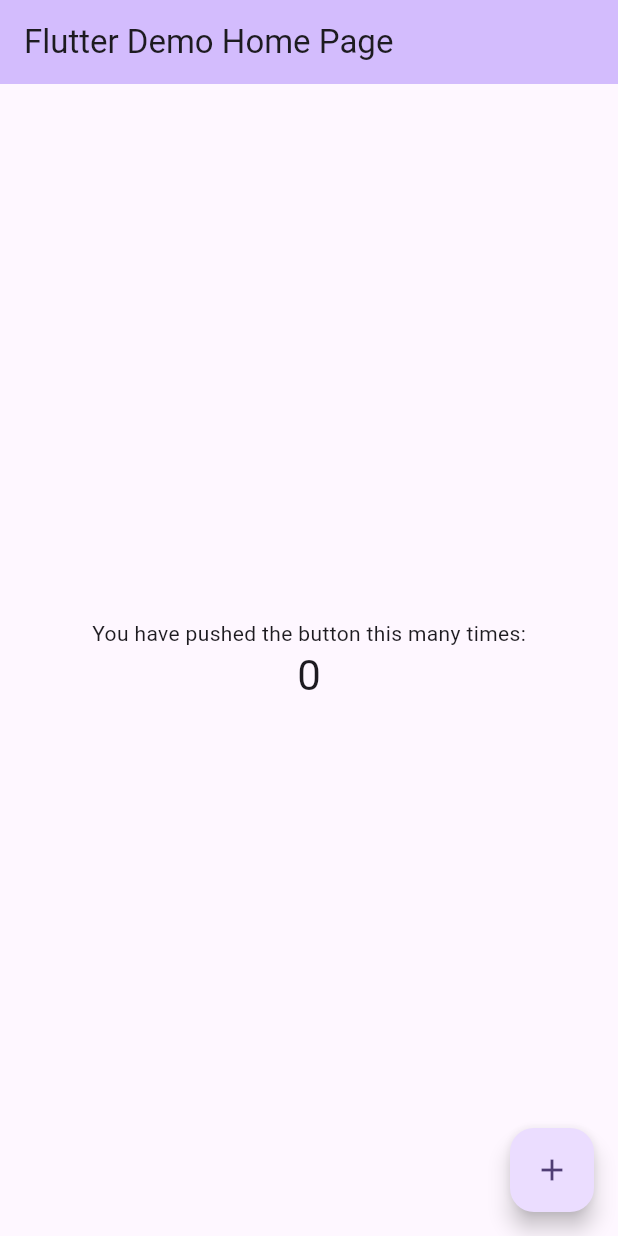
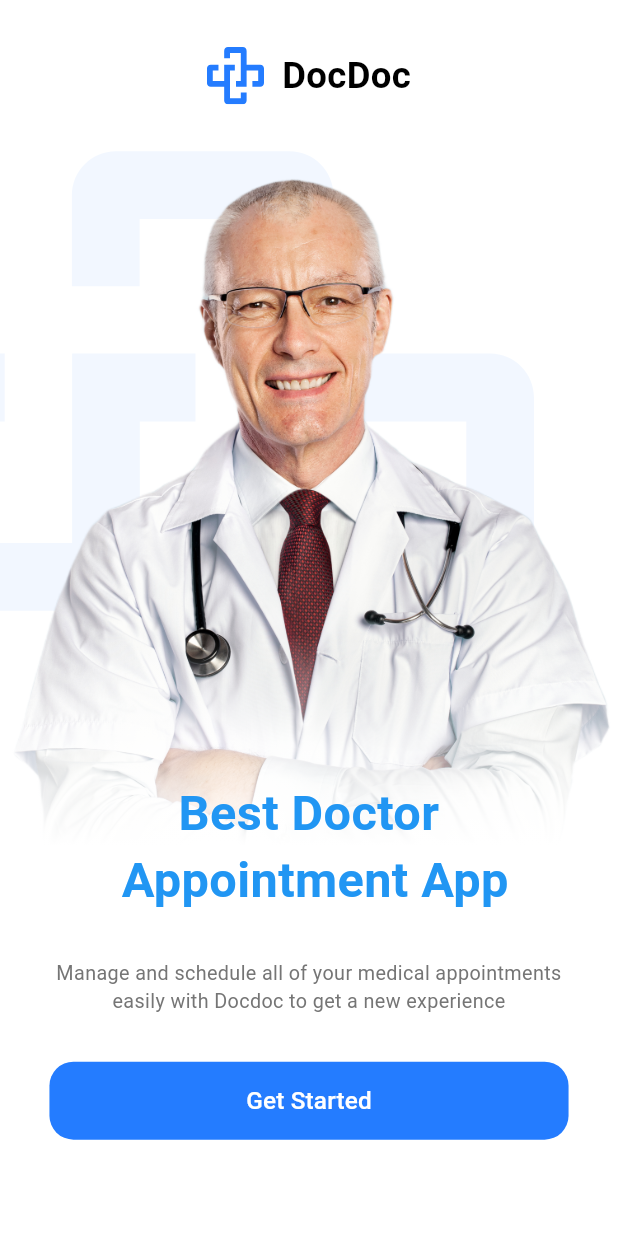
Before and after one commit to Beshoynoshykamal/doc_doc, a Flutter app: the screen it shows after launch, on a phone screen of 412 x 824 dp. Run offline on Flutter 3.47's test engine with Material 3 defaults, Android fonts, the phone set to English and light mode, and no system bars; our stand-ins replace flutter_screenutil, flutter_svg.

Commit message:
onboarding

```diff
--- /dev/null
+++ b/devtools_options.yaml
@@ -0,0 +1,3 @@
+description: This file stores settings for Dart & Flutter DevTools.
+documentation: https://docs.flutter.dev/tools/devtools/extensions#configure-extension-enablement-states
+extensions:
--- /dev/null
+++ b/lib/core/helper/extensions.dart
@@ -0,0 +1,19 @@
+import 'package:flutter/material.dart';
+
+extension Navigation on BuildContext{
+Future <dynamic>pushNamed(String routeName,{Object? arguments}){
+  return  Navigator.of(this).pushNamed( routeName,arguments: arguments);
+}
+Future <dynamic>pushReplacementNamed(String routeName,{Object? arguments}){
+  return Navigator.of(this).pushReplacementNamed( routeName,arguments: arguments);
+}
+
+Future <dynamic>pushAndRemoveUntil(String routeName,{Object? arguments,required RoutePredicate predicate}){
+  return  Navigator.of(this).pushNamedAndRemoveUntil( routeName,predicate, arguments: arguments);
+
+}
+
+void pop(){
+  return Navigator.of(this).pop();
+}
+}
--- /dev/null
+++ b/lib/core/routing/app_router.dart
@@ -0,0 +1,22 @@
+import 'package:doc_doc/core/routing/routes.dart';
+import 'package:doc_doc/features/login/ui/login_screen.dart';
+import 'package:doc_doc/features/onboarding/onbording_screen.dart';
+import 'package:flutter/material.dart';
+
+class AppRouter {
+  Route generateroute(RouteSettings settings) {
+   final arguments=settings.arguments;
+    switch(settings.name) {
+      case Routes.onBoardingScreen:
+        return MaterialPageRoute(builder: (context) => const OnbordingScreen());
+        case Routes.loginScreen:
+        return MaterialPageRoute(builder: (context) => const LoginScreen());
+      default:
+        return MaterialPageRoute(builder: (context) =>  Scaffold(
+          body: Center(
+            child: Text('No route defined for ${settings.name}'),
+          ),
+        ));
+    }
+  }
+}
--- /dev/null
+++ b/lib/core/routing/routes.dart
@@ -0,0 +1,5 @@
+class Routes {
+  static const String onBoardingScreen = "/onBoardingScreen";
+  static const String loginScreen = "/loginScreen";
+  static const String homeScreen = "/homeScreen";
+}
--- /dev/null
+++ b/lib/core/theming/colors.dart
@@ -0,0 +1,7 @@
+import 'package:flutter/material.dart';
+
+class ColorsManager{
+  static const Color mainBlue = Color(0xff247CFF);
+  static const Color gray=Color(0xff757575);
+
+}
--- /dev/null
+++ b/lib/core/theming/styles.dart
@@ -0,0 +1,26 @@
+import 'package:doc_doc/core/theming/colors.dart';
+import 'package:flutter/material.dart';
+import 'package:flutter_screenutil/flutter_screenutil.dart';
+
+class TextStyles{
+  static TextStyle font24Black700Weight=TextStyle(
+    fontSize: 24.sp,
+    fontWeight: FontWeight.w700,
+    color: Colors.black
+   );
+  static TextStyle font32BlueBold=TextStyle(
+    fontSize: 32.sp,
+    fontWeight: FontWeight.bold,
+    color: Colors.blue
+   );
+ static TextStyle font13grayRegular=TextStyle(
+    fontSize: 13.sp,
+    fontWeight: FontWeight.normal,
+    color: ColorsManager.gray
+   );
+    static TextStyle font16whiteSemibold=TextStyle(
+    fontSize: 16.sp,
+    fontWeight: FontWeight.w500,
+    color: Colors.white
+   );
+}
--- /dev/null
+++ b/lib/doc_app.dart
@@ -0,0 +1,28 @@
+import 'package:doc_doc/core/routing/app_router.dart';
+import 'package:doc_doc/core/routing/routes.dart';
+import 'package:doc_doc/core/theming/colors.dart';
+import 'package:flutter/material.dart';
+import 'package:flutter_screenutil/flutter_screenutil.dart';
+
+class DocApp extends StatelessWidget {
+  const DocApp({super.key, required this.appRouter});
+final AppRouter appRouter ;
+  @override
+  Widget build(BuildContext context) {
+    return ScreenUtilInit(
+      designSize: const Size(375, 812),
+      minTextAdapt: true,
+      splitScreenMode: true,
+      child: MaterialApp(
+       theme: ThemeData(
+        primaryColor: ColorsManager.mainBlue,
+        scaffoldBackgroundColor: Colors.white
+       ),
+
+        debugShowCheckedModeBanner: false,
+        onGenerateRoute: appRouter.generateroute,
+        initialRoute: Routes.onBoardingScreen,
+      ),
+    );
+  }
+}
--- /dev/null
+++ b/lib/features/login/ui/login_screen.dart
@@ -0,0 +1,17 @@
+import 'package:flutter/material.dart';
+
+class LoginScreen extends StatelessWidget {
+  const LoginScreen({super.key});
+
+  @override
+  Widget build(BuildContext context) {
+    return  Scaffold(
+      appBar: AppBar(
+        title: Text("login Screen"),
+        ),
+      body: Center(
+        child: Text("Login Screen"),
+      ),
+    );
+  }
+}
--- /dev/null
+++ b/lib/features/onboarding/onbording_screen.dart
@@ -0,0 +1,44 @@
+import 'package:doc_doc/core/theming/styles.dart';
+import 'package:doc_doc/features/onboarding/widgets/doctor_image_and_text.dart';
+import 'package:flutter/material.dart';
+import 'package:flutter_screenutil/flutter_screenutil.dart';
+
+import 'widgets/doc_logo_and_name.dart';
+import 'widgets/get_started_button.dart';
+
+class OnbordingScreen extends StatelessWidget {
+  const OnbordingScreen({super.key});
+
+  @override
+  Widget build(BuildContext context) {
+    return Scaffold(
+      body: SafeArea(
+        child: SingleChildScrollView(
+          child: Padding(
+            padding: EdgeInsets.only(top:30.h,bottom: 30.h,),
+            child: Column(
+              children: [
+               const DocLogoAndName(),
+                SizedBox(height: 30.h,),
+             const   DoctorImageAndText(),
+             Padding(
+               padding:  EdgeInsets.symmetric(horizontal: 30.w),
+               child: Column(
+                children: [
+                  Text("Manage and schedule all of your medical appointments easily with Docdoc to get a new experience",
+                 style:  TextStyles.font13grayRegular,
+                  textAlign: TextAlign.center,
+                  ),
+                  SizedBox(height: 30.h,),
+                const  GetStartedButton(),
+                ],
+               ),
+             )
+              ],
+            ),
+          ),
+        )
+      ),
+    );
+  }
+}
--- /dev/null
+++ b/lib/features/onboarding/widgets/doc_logo_and_name.dart
@@ -0,0 +1,23 @@
+import 'package:doc_doc/core/theming/styles.dart';
+import 'package:flutter/material.dart';
+import 'package:flutter_screenutil/flutter_screenutil.dart';
+import 'package:flutter_svg/svg.dart';
+
+class DocLogoAndName extends StatelessWidget {
+  const DocLogoAndName({super.key});
+
+  @override
+  Widget build(BuildContext context) {
+    return Row(
+      mainAxisAlignment: MainAxisAlignment.center,
+      children: [
+        SvgPicture.asset("assets/svgs/doc_logo.svg"),
+        SizedBox(width: 10.w),
+        Text(
+          "DocDoc",
+          style:TextStyles .font24Black700Weight
+        ),
+      ],
+    );
+  }
+}
--- /dev/null
+++ b/lib/features/onboarding/widgets/doctor_image_and_text.dart
@@ -0,0 +1,38 @@
+import 'package:doc_doc/core/theming/styles.dart';
+import 'package:flutter/material.dart';
+import 'package:flutter_svg/svg.dart';
+
+class DoctorImageAndText extends StatelessWidget {
+  const DoctorImageAndText({super.key});
+
+  @override
+  Widget build(BuildContext context) {
+    return Stack(
+      children: [
+        SvgPicture.asset("assets/svgs/doc_doc_logo.svg"),
+        Container(
+          foregroundDecoration: BoxDecoration(
+            gradient: LinearGradient(
+              colors: [Colors.white, Colors.white.withOpacity(0.0)],
+              begin: Alignment.bottomCenter,
+              end: Alignment.topCenter,
+              stops: const [0.14, 0.4],
+            ),
+          ),
+          child: Image.asset("assets/images/onbording_doctor.png"),
+        ),
+        Positioned(
+          bottom: 30,
+          left: 0,
+          right: 0,
+          child: Text("Best Doctor \n Appointment App",
+          textAlign: TextAlign.center,
+          style: TextStyles.font32BlueBold.copyWith(
+            height: 1.4,
+          ),
+          ),
+        ),
+      ],
+    );
+  }
+}
--- /dev/null
+++ b/lib/features/onboarding/widgets/get_started_button.dart
@@ -0,0 +1,27 @@
+import 'package:doc_doc/core/helper/extensions.dart';
+import 'package:doc_doc/core/routing/routes.dart';
+import 'package:doc_doc/core/theming/colors.dart';
+import 'package:doc_doc/core/theming/styles.dart';
+import 'package:flutter/material.dart';
+
+class GetStartedButton extends StatelessWidget {
+  const GetStartedButton({super.key});
+
+  @override
+  Widget build(BuildContext context) {
+    return TextButton(
+      onPressed: () {
+        context.pushNamed(Routes.loginScreen);
+      },
+      style: ButtonStyle(
+        backgroundColor: MaterialStateProperty.all(ColorsManager.mainBlue),
+        tapTargetSize: MaterialTapTargetSize.shrinkWrap,
+        minimumSize: MaterialStateProperty.all(const Size(double.infinity, 52)),
+        shape: MaterialStateProperty.all(
+          RoundedRectangleBorder(borderRadius: BorderRadius.circular(16)),
+        ),
+      ),
+      child: Text("Get Started", style: TextStyles.font16whiteSemibold),
+    );
+  }
+}
--- a/lib/main.dart
+++ b/lib/main.dart
@@ -1,75 +1,7 @@
+import 'package:doc_doc/core/routing/app_router.dart';
+import 'package:doc_doc/doc_app.dart';
 import 'package:flutter/material.dart';
 
 void main() {
-  runApp(const MyApp());
+  runApp( DocApp(appRouter: AppRouter(),));
 }
-
-class MyApp extends StatelessWidget {
-  const MyApp({super.key});
-
-  // This widget is the root of your application.
-  @override
-  Widget build(BuildContext context) {
-    return MaterialApp(
-     debugShowCheckedModeBanner: false,
-      theme: ThemeData(
-        colorScheme: ColorScheme.fromSeed(seedColor: Colors.deepPurple),
-      ),
-      home: const MyHomePage(title: 'Flutter Demo Home Page'),
-    );
-  }
-}
-
-class MyHomePage extends StatefulWidget {
-  const MyHomePage({super.key, required this.title});
-
-
-  final String title;
-
-  @override
-  State<MyHomePage> createState() => _MyHomePageState();
-}
-
-class _MyHomePageState extends State<MyHomePage> {
-  int _counter = 0;
-
-  void _incrementCounter() {
-    setState(() {
-
-      _counter++;
-    });
-  }
-
-  @override
-  Widget build(BuildContext context) {
-
-    return Scaffold(
-      appBar: AppBar(
-        backgroundColor: Theme.of(context).colorScheme.inversePrimary,
-        // Here we take the value from the MyHomePage object that was created by
-        // the App.build method, and use it to set our appbar title.
-        title: Text(widget.title),
-      ),
-      body: Center(
-        // Center is a layout widget. It takes a single child and positions it
-        // in the middle of the parent.
-        child: Column(
-
-          mainAxisAlignment: MainAxisAlignment.center,
-          children: <Widget>[
-            const Text('You have pushed the button this many times:'),
-            Text(
-              '$_counter',
-              style: Theme.of(context).textTheme.headlineMedium,
-            ),
-          ],
-        ),
-      ),
-      floatingActionButton: FloatingActionButton(
-        onPressed: _incrementCounter,
-        tooltip: 'Increment',
-        child: const Icon(Icons.add),
-      ), // This trailing comma makes auto-formatting nicer for build methods.
-    );
-  }
-}
```
Also changed, not shown: pubspec.yaml (+10 -5 lines), assets/images/onbording_doctor.png (added), assets/svgs/doc_doc_logo.svg (added), assets/svgs/doc_logo.svg (added), 2 other files.
